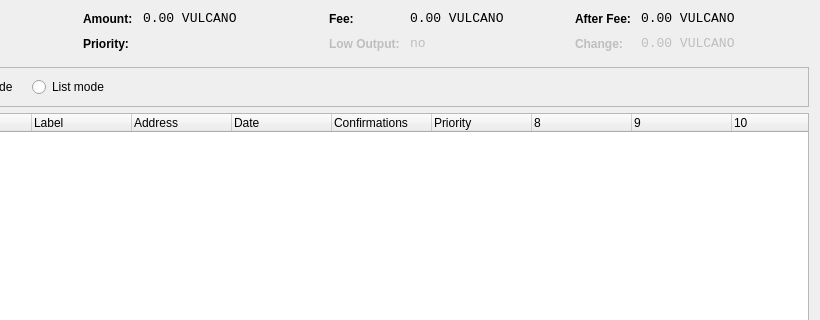
whitejack19/varius, file src/qt/forms/coincontroldialog.ui: the form before one commit; both pictures show x 180 to 1000 and y 0 to 320 of the 1000 by 500 pixel window.
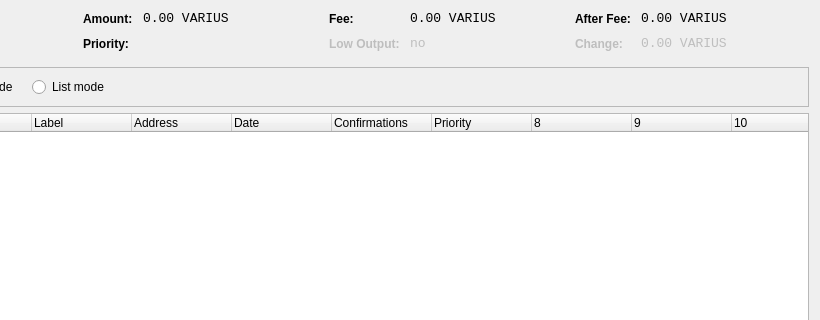
The form after the commit. Custom widgets are drawn as their Qt base class.

Patch:
```diff
--- a/src/qt/forms/coincontroldialog.ui
+++ b/src/qt/forms/coincontroldialog.ui
@@ -141,7 +141,7 @@
           <enum>Qt::ActionsContextMenu</enum>
          </property>
          <property name="text">
-          <string notr="true">0.00 VULCANO</string>
+          <string notr="true">0.00 VARIUS</string>
          </property>
          <property name="textInteractionFlags">
           <set>Qt::LinksAccessibleByMouse|Qt::TextSelectableByKeyboard|Qt::TextSelectableByMouse</set>
@@ -221,7 +221,7 @@
           <enum>Qt::ActionsContextMenu</enum>
          </property>
          <property name="text">
-          <string notr="true">0.00 VULCANO</string>
+          <string notr="true">0.00 VARIUS</string>
          </property>
          <property name="textInteractionFlags">
           <set>Qt::LinksAccessibleByMouse|Qt::TextSelectableByKeyboard|Qt::TextSelectableByMouse</set>
@@ -307,7 +307,7 @@
           <enum>Qt::ActionsContextMenu</enum>
          </property>
          <property name="text">
-          <string notr="true">0.00 VULCANO</string>
+          <string notr="true">0.00 VARIUS</string>
          </property>
          <property name="textInteractionFlags">
           <set>Qt::LinksAccessibleByMouse|Qt::TextSelectableByKeyboard|Qt::TextSelectableByMouse</set>
@@ -345,7 +345,7 @@
           <enum>Qt::ActionsContextMenu</enum>
          </property>
          <property name="text">
-          <string notr="true">0.00 VULCANO</string>
+          <string notr="true">0.00 VARIUS</string>
          </property>
          <property name="textInteractionFlags">
           <set>Qt::LinksAccessibleByMouse|Qt::TextSelectableByKeyboard|Qt::TextSelectableByMouse</set>
```
